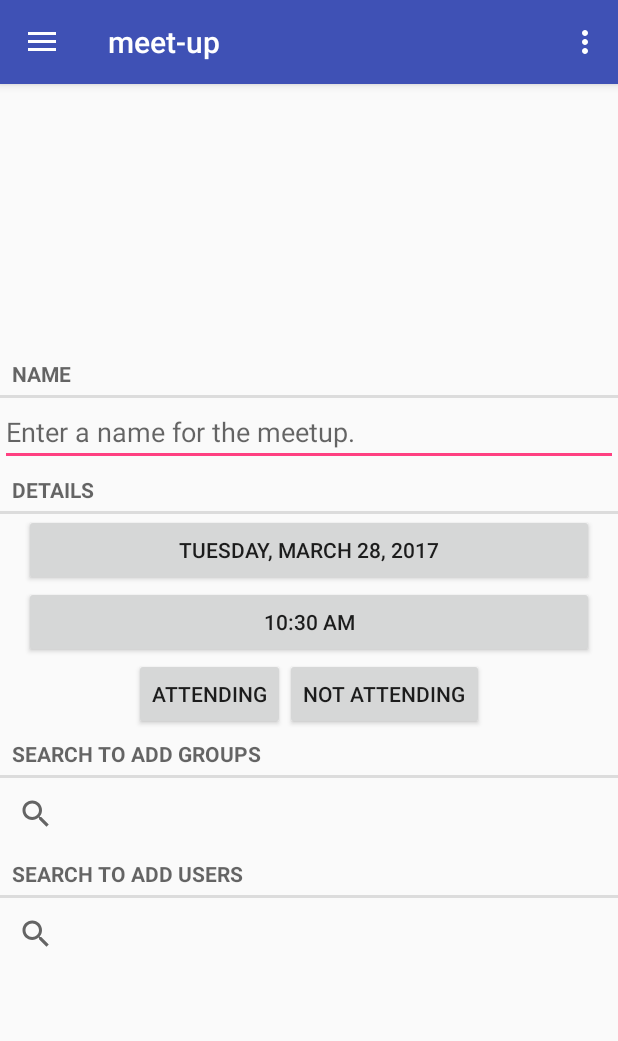
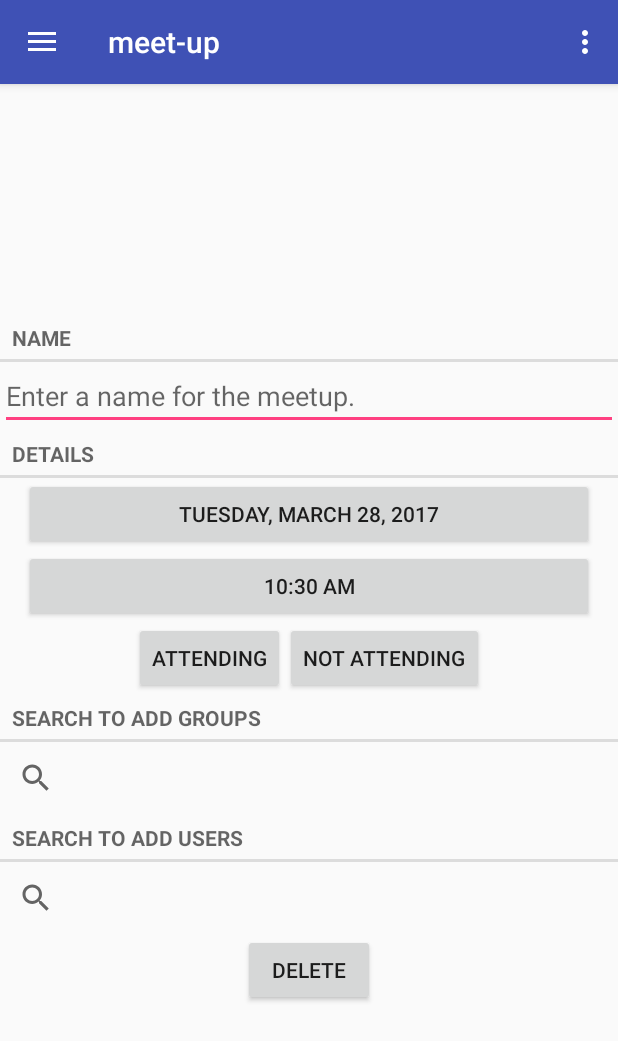
Before and after one commit to milldr/meet-up, an Android app: the MainActivity screen opened directly, with no data from a screen before it, after a tap on an icon or button, on a phone screen of 412 x 824 dp. Shown: the top 1041 px of the screen. Run offline under Robolectric (Android 15) with nearby library versions, the phone set to English and light mode, and no system bars; our stand-ins replace Volley.

Commit message:
Delete meetup feature added

```diff
--- a/app/src/main/java/com/cse5236/meet_up/classes/MeetupList.java
+++ b/app/src/main/java/com/cse5236/meet_up/classes/MeetupList.java
@@ -99,4 +99,10 @@ public class MeetupList {
         );
         return new MeetupCursorWrapper(cursor);
     }
+
+    public void deleteMeetup(UUID meetupId)
+    {
+        String uuidString = meetupId.toString();
+        mDatabase.delete(MeetupDbSchema.MeetupTable.TITLE, MeetupDbSchema.MeetupTable.Cols.UUID + " = ?", new String[] {uuidString});
+    }
 }
--- a/app/src/main/java/com/cse5236/meet_up/fragments/MeetupsFragment.java
+++ b/app/src/main/java/com/cse5236/meet_up/fragments/MeetupsFragment.java
@@ -15,6 +15,7 @@ import android.view.View;
 import android.view.ViewGroup;
 import android.widget.Button;
 import android.widget.EditText;
+import android.widget.Toast;
 
 import com.cse5236.meet_up.MeetupActivity;
 import com.cse5236.meet_up.R;
@@ -47,6 +48,7 @@ public class MeetupsFragment extends Fragment {
     private Meetup mMeetup;
     private EditText mTitleField;
     private Button mDateButton;
+    private Button mDeleteButton;
     private Button mTimeButton;
     private Button mAttendingCheckBox;
     private Button mNotAttendingCheckBox;
@@ -124,6 +126,18 @@ public class MeetupsFragment extends Fragment {
             @Override
             public void afterTextChanged(Editable s) {
             // This one too
+            }
+        });
+
+        mDeleteButton = (Button)v.findViewById(R.id.meetup_delete);
+        mDeleteButton.setOnClickListener(new View.OnClickListener() {
+            @Override
+            public void onClick(View v) {
+                UUID meetupId = mMeetup.getId();
+                MeetupList.get(getActivity()).deleteMeetup(meetupId);
+
+                Toast.makeText(getActivity(), R.string.toast_delete_meetup, Toast.LENGTH_SHORT).show();
+                getActivity().finish();
             }
         });
 
--- a/app/src/main/res/layout/fragment_meetups.xml
+++ b/app/src/main/res/layout/fragment_meetups.xml
@@ -100,4 +100,11 @@
             android:layout_below="@+id/search_groups" />
 
     </RelativeLayout>
+
+    <Button android:id="@+id/meetup_delete"
+        android:layout_width="wrap_content"
+        android:layout_height="wrap_content"
+        android:text="@string/delete_button"
+        />
+
 </LinearLayout>
--- a/app/src/main/res/values/strings.xml
+++ b/app/src/main/res/values/strings.xml
@@ -14,6 +14,7 @@
 <string name="app_label">Meet-up</string>
 <string name="search_hint_users">Search for users</string>
 <string name="search_hint_groups">Search for groups</string>
+    <string name="delete_button">Delete</string>
 <!-- TODO: Remove or change this placeholder text -->
 <string name="hello_main_fragment">Hello MAIN fragment</string>
 <string name="hello_calendar_fragment">Hello CALENDAR fragment</string>
@@ -25,5 +26,6 @@
 <string name="hello_meetups_fragment">Hello Meetups</string>
 <string name="title_activity_search">SearchActivity</string>
 <string name="title_activity_calendar">CalendarActivity</string>
+    <string name="toast_delete_meetup">Meetup Deleted</string>
 
 </resources>
```
